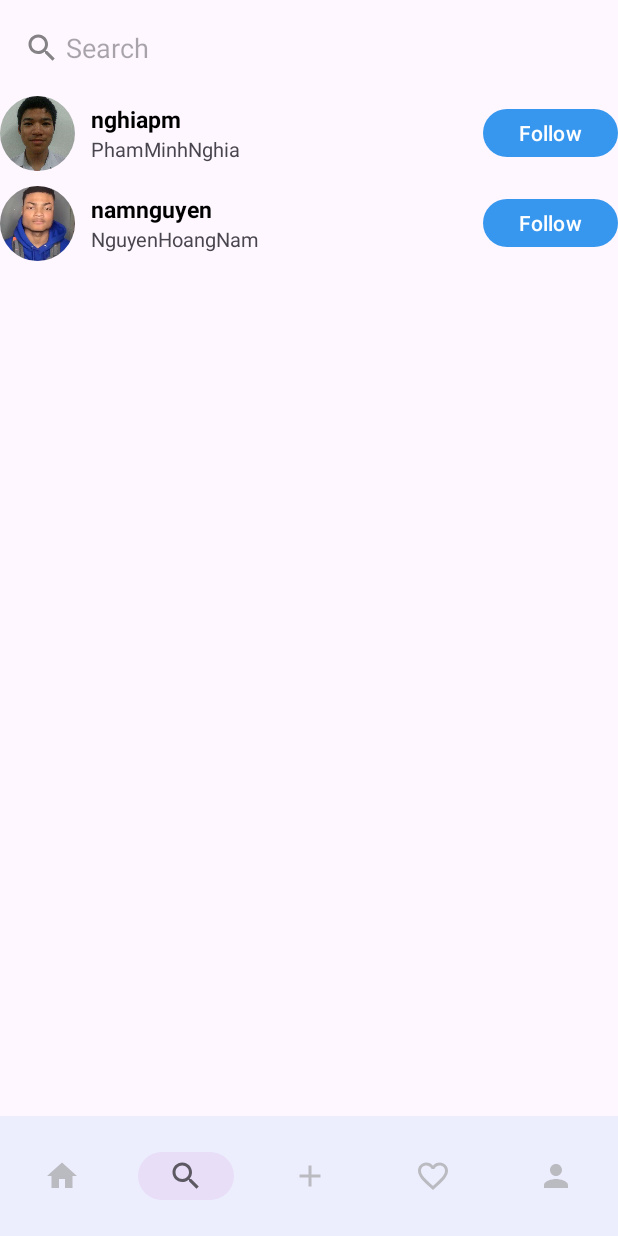
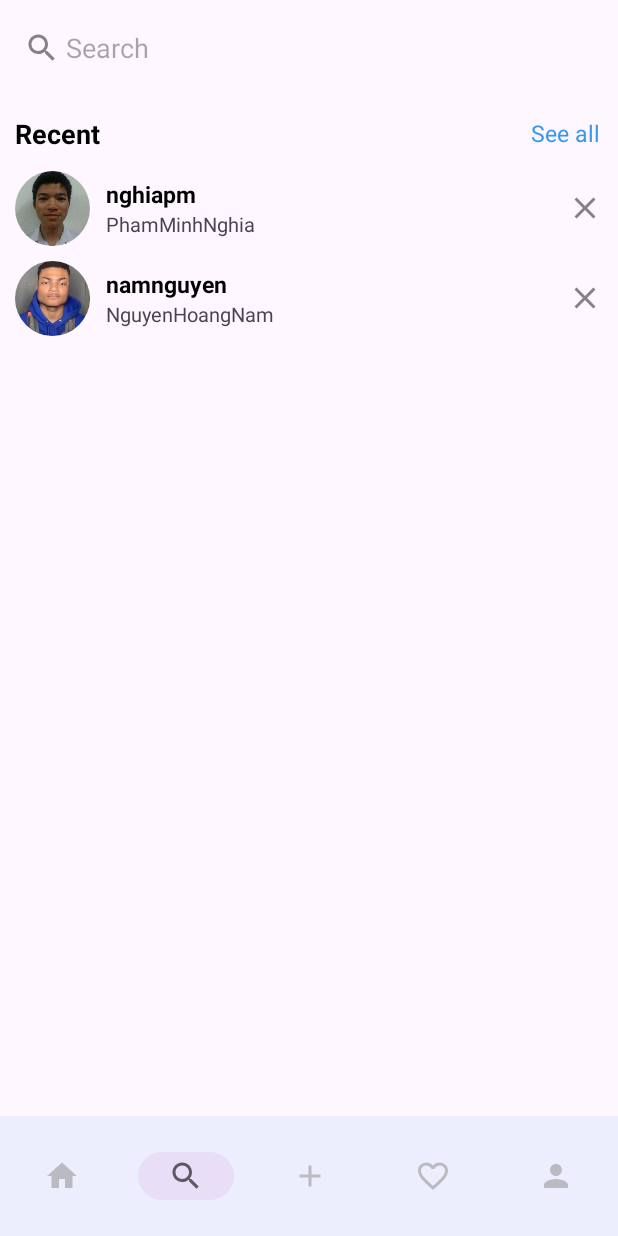
Before and after one commit to pdml422/Instagram, an Android app: the screen it shows after launch (MainActivity), item 2 of the bottom bar chosen, on a phone screen of 412 x 824 dp. Run offline under Robolectric (Android 15) with nearby library versions, the phone set to English and light mode, and no system bars; our stand-ins replace CircleImageView; plain views replace SocialAutoCompleteTextView.

Commit message:
add Recent, seeall, close button in search fragment

```diff
--- a/app/src/main/res/layout/fragment_search.xml
+++ b/app/src/main/res/layout/fragment_search.xml
@@ -40,11 +40,44 @@
 
     </com.google.android.material.appbar.AppBarLayout>
 
+    <RelativeLayout
+        android:layout_width="match_parent"
+        android:layout_height="50dp"
+        android:id="@+id/recent"
+        android:layout_below="@id/bar">
+
+            <TextView
+                android:layout_width="wrap_content"
+                android:layout_height="wrap_content"
+                android:text="Recent"
+                android:id="@+id/recent1"
+                android:textStyle="bold"
+                android:layout_centerVertical="true"
+                android:textColor="@color/colorBlack"
+                android:layout_marginStart="10dp"
+                android:textSize="18sp">
+            </TextView>
+
+            <TextView
+                android:layout_width="wrap_content"
+                android:layout_height="wrap_content"
+                android:text="See all"
+                android:textColor="@color/colorPrimary"
+                android:layout_centerVertical="true"
+                android:layout_marginEnd="12dp"
+                android:layout_alignParentEnd="true"
+                android:textSize="15sp">
+            </TextView>
+
+
+
+
+    </RelativeLayout>
 
     <androidx.core.widget.NestedScrollView
         android:layout_width="match_parent"
         android:layout_height="wrap_content"
-        android:layout_below="@id/bar">
+        android:layout_below="@id/recent">
 
         <LinearLayout
             android:layout_width="match_parent"
@@ -61,6 +94,7 @@
                     android:layout_width="50dp"
                     android:layout_height="50dp"
                     android:id="@+id/image_profile"
+                    android:layout_marginStart="10dp"
                     android:src="@drawable/avatar2">
 
                 </de.hdodenhof.circleimageview.CircleImageView>
@@ -100,16 +134,15 @@
 
                 </LinearLayout>
 
-                <Button
+                <ImageView
                     android:layout_width="wrap_content"
                     android:layout_height="40dp"
-                    android:id="@+id/btn_follow"
-                    android:textColor="@color/colorWhite"
-                    android:text="Follow"
+                    android:id="@+id/close_btn"
+                    android:src="@drawable/ic_close"
+                    android:layout_marginEnd="10dp"
                     android:layout_alignParentEnd="true"
-                    android:layout_centerVertical="true"
-                    android:visibility="visible">
-                </Button>
+                    android:layout_centerVertical="true">
+                </ImageView>
 
 
 
@@ -126,6 +159,7 @@
                     android:layout_width="50dp"
                     android:layout_height="50dp"
                     android:id="@+id/image_profile1"
+                    android:layout_marginStart="10dp"
                     android:src="@drawable/avatar3">
 
                 </de.hdodenhof.circleimageview.CircleImageView>
@@ -165,16 +199,15 @@
 
                 </LinearLayout>
 
-                <Button
+                <ImageView
                     android:layout_width="wrap_content"
                     android:layout_height="40dp"
-                    android:id="@+id/btn_follow1"
-                    android:textColor="@color/colorWhite"
-                    android:text="Follow"
+                    android:id="@+id/close_btn2"
+                    android:src="@drawable/ic_close"
+                    android:layout_marginEnd="10dp"
                     android:layout_alignParentEnd="true"
-                    android:layout_centerVertical="true"
-                    android:visibility="visible">
-                </Button>
+                    android:layout_centerVertical="true">
+                </ImageView>
 
             </RelativeLayout>
 
```
